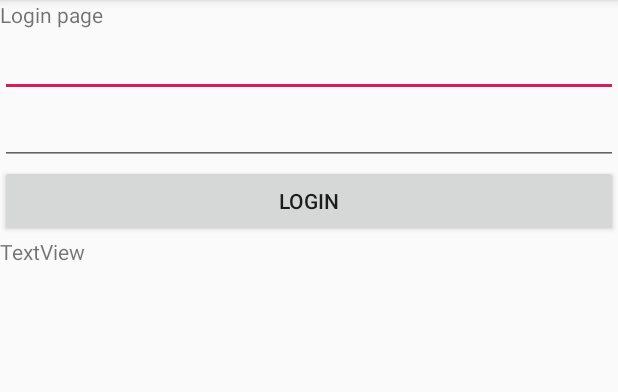
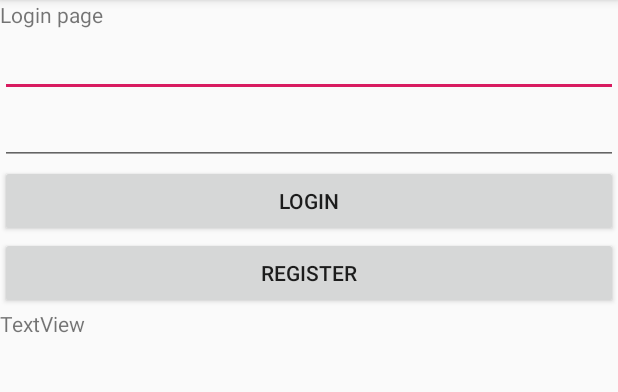
Before and after one commit to LucasTruce/pizza-guide-mobileapp, an Android app: the screen it shows after launch (MainActivity), on a phone screen of 412 x 824 dp, the part 84-476 px from its top. Run offline under Robolectric (Android 15) with nearby library versions, the phone set to English and light mode, and no system bars.

Commit message:
register button

```diff
--- a/app/src/main/res/layout/activity_main.xml
+++ b/app/src/main/res/layout/activity_main.xml
@@ -44,6 +44,12 @@
             android:layout_height="wrap_content"
             android:text="@string/login" />
 
+        <Button
+            android:id="@+id/registerButton"
+            android:layout_width="match_parent"
+            android:layout_height="wrap_content"
+            android:text="@string/register" />
+
         <TextView
             android:id="@+id/textView"
             android:layout_width="match_parent"
--- a/app/src/main/res/values/strings.xml
+++ b/app/src/main/res/values/strings.xml
@@ -3,4 +3,5 @@
     <string name="login_page">Login page</string>
     <string name="login">Login</string>
     <string name="textview">TextView</string>
+    <string name="register">Register</string>
 </resources>
```
